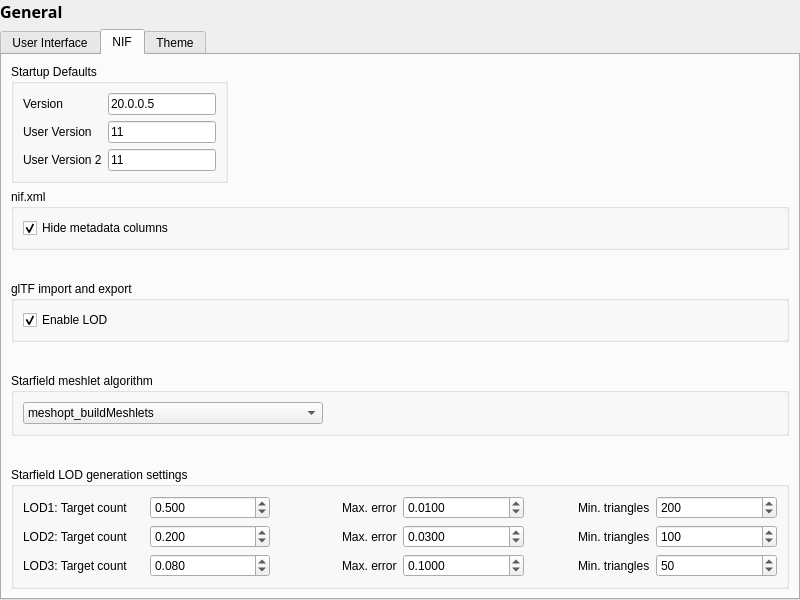
fo76utils/nifskope, file src/ui/settingsgeneral.ui: the form before one commit.
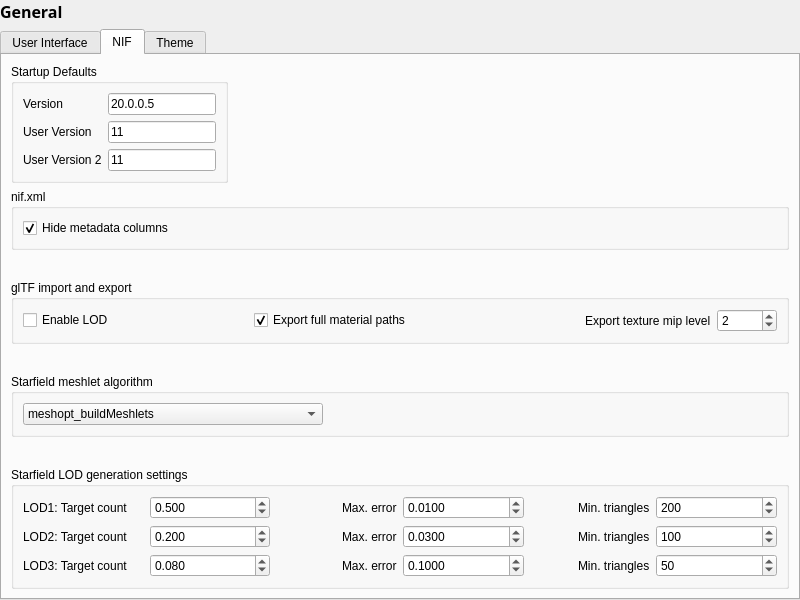
The form after the commit. The open tabs and pages were chosen to show the change. Custom widgets are drawn as their Qt base class.

Commit message: glTF: implemented texture export and skin import (no skeleton data)

```diff
--- a/src/ui/settingsgeneral.ui
+++ b/src/ui/settingsgeneral.ui
@@ -286,17 +286,59 @@
          <property name="flat">
           <bool>true</bool>
          </property>
-         <layout class="QVBoxLayout" name="verticalLayout_5">
-          <item>
+         <layout class="QGridLayout" name="gridLayout_3">
+          <item row="0" column="0">
            <widget class="QCheckBox" name="gltfEnableLOD">
             <property name="text">
              <string>Enable LOD</string>
             </property>
             <property name="checked">
+             <bool>false</bool>
+            </property>
+           </widget>
+          </item>
+          <item row="0" column="1">
+           <widget class="QCheckBox" name="gltfFullMatPaths">
+            <property name="text">
+             <string>Export full material paths</string>
+            </property>
+            <property name="checked">
              <bool>true</bool>
             </property>
            </widget>
           </item>
+          <item row="0" column="2" alignment="Qt::AlignRight">
+           <widget class="QLabel" name="lblGLTFExportMipLevel">
+            <property name="text">
+             <string>Export texture mip level</string>
+            </property>
+            <property name="buddy">
+             <cstring>glTFExportMipLevel</cstring>
+            </property>
+           </widget>
+          </item>
+          <item row="0" column="3">
+           <widget class="QSpinBox" name="glTFExportMipLevel">
+            <property name="maximumSize">
+             <size>
+              <width>60</width>
+              <height>40</height>
+             </size>
+            </property>
+            <property name="minimum">
+             <number>-1</number>
+            </property>
+            <property name="maximum">
+             <number>15</number>
+            </property>
+            <property name="singleStep">
+             <number>1</number>
+            </property>
+            <property name="value">
+             <number>2</number>
+            </property>
+           </widget>
+          </item>
          </layout>
         </widget>
        </item>
@@ -321,7 +363,7 @@
          <property name="flat">
           <bool>true</bool>
          </property>
-         <layout class="QVBoxLayout" name="verticalLayout_6">
+         <layout class="QVBoxLayout" name="verticalLayout_5">
           <item>
            <widget class="QComboBox" name="starfieldMeshletAlgorithm">
             <property name="maximumSize">
@@ -384,7 +426,7 @@
          <property name="flat">
           <bool>true</bool>
          </property>
-         <layout class="QGridLayout" name="gridLayout_3">
+         <layout class="QGridLayout" name="gridLayout_4">
           <item row="0" column="0">
            <widget class="QLabel" name="lblSFLODGenTargetCnt1">
             <property name="text">
```
Left out of the diff: 49 changed lines with no effect on the pictures. The commit also changes 2 other files.
